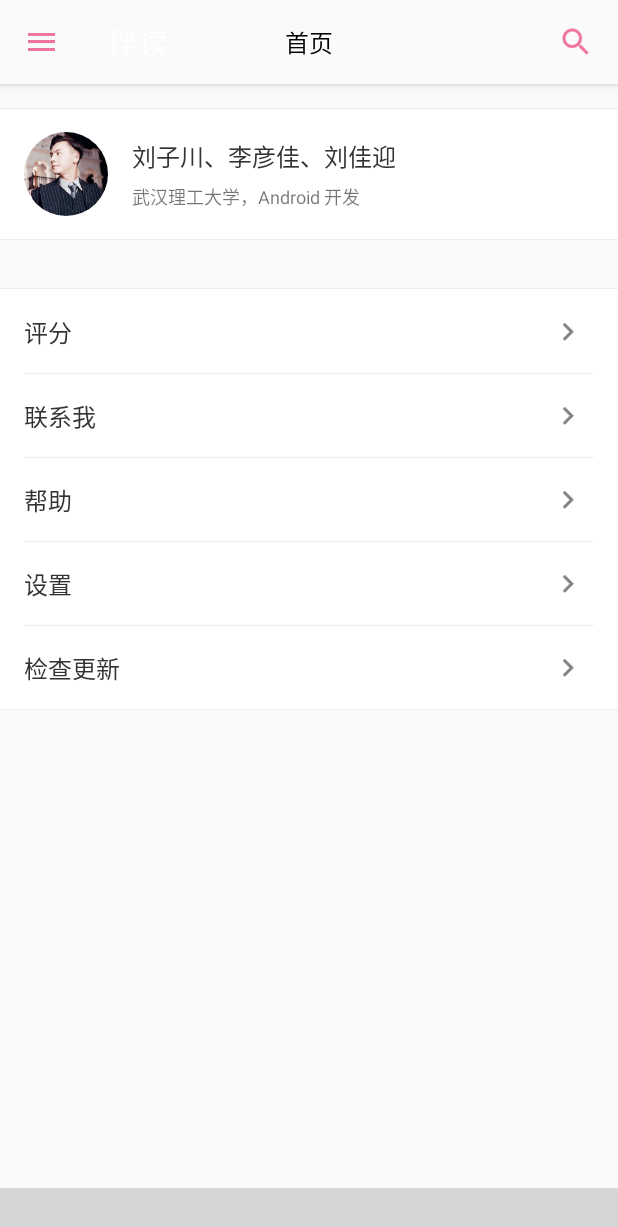
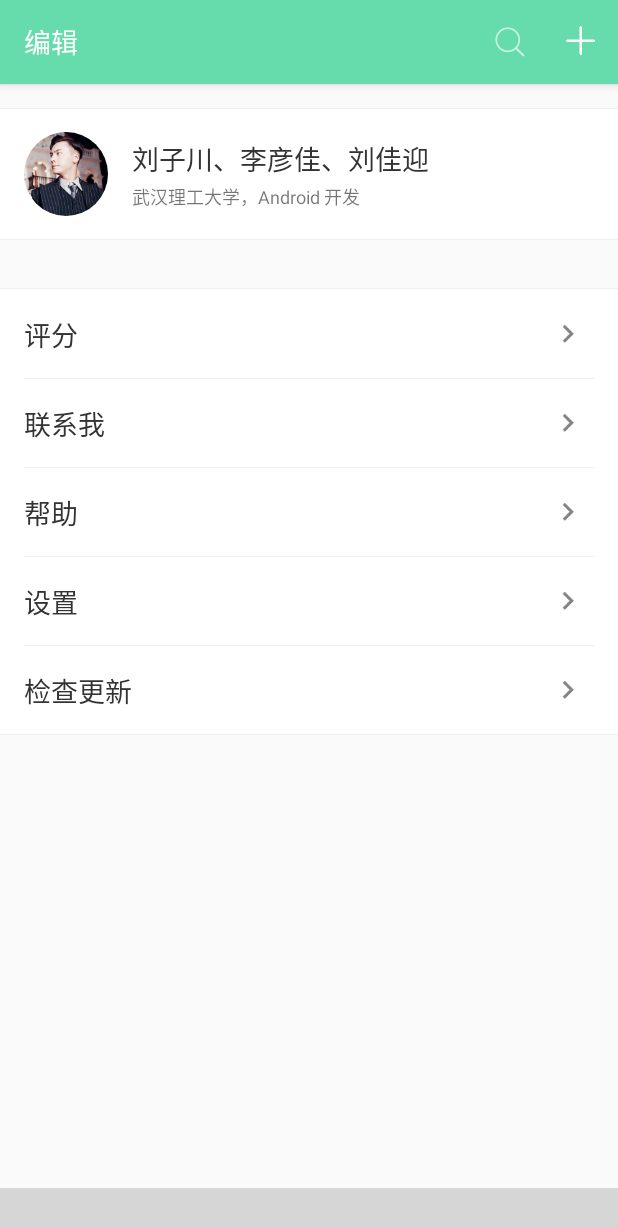
Before and after one commit to zichuan-liu/ReadPartner, an Android app: the fragment AboutFragment placed in its activity, after a tap on an icon or button, on a phone screen of 412 x 824 dp. Shown: the top 1227 px of the screen. Run offline under Robolectric (Android 15) with nearby library versions, the phone set to English and light mode, and no system bars; our stand-ins replace ButterKnife, CircleImageView, Picasso; libraries missing offline, so code that uses them is left out: com.ashokvarma.bottomnavigation, com.bartoszlipinski.recyclerviewheader, com.yqritc.recyclerviewflexibledivider, de.greenrobot.event; plain views replace BottomNavigationBar; pictures from the network do not load; 7 statements that could not run were skipped; grey boxes are pictures that could not be loaded.

Commit message:
首页标签栏实现

```diff
--- a/Tuikan/app/src/main/java/com/grace/zhihunews/ui/activity/MainActivity.java
+++ b/Tuikan/app/src/main/java/com/grace/zhihunews/ui/activity/MainActivity.java
@@ -6,6 +6,7 @@ import android.os.Bundle;
 import android.support.v7.widget.Toolbar;
 import android.view.Menu;
 import android.view.MenuItem;
+import android.widget.Button;
 import android.widget.TextView;
 
 import com.ashokvarma.bottomnavigation.BottomNavigationBar;
@@ -25,7 +26,7 @@ public class MainActivity extends BaseActivity {
     @BindView(R.id.toolbar)
     Toolbar toolbar;
     @BindView(R.id.toolbar_title)
-    TextView toolbarTitle;
+    Button toolbarTitle;
     @BindView(R.id.bottom_navigation_bar)
     BottomNavigationBar mBottomNavigationBar;
 
@@ -44,12 +45,8 @@ public class MainActivity extends BaseActivity {
     protected void initViews(Bundle savedInstanceState) {
         setContentView(R.layout.activity_main);
         ButterKnife.bind(this);
+        toolbar.setTitle("");
         setSupportActionBar(toolbar);
-        try {
-            getSupportActionBar().setDisplayShowHomeEnabled(true);
-        } catch (NullPointerException e) {
-            e.printStackTrace();
-        }
         mBottomNavigationBar.setMode(BottomNavigationBar.MODE_FIXED);
         mBottomNavigationBar.setBackgroundStyle(BottomNavigationBar.BACKGROUND_STYLE_STATIC)
                 .addItem(new BottomNavigationItem(R.mipmap.ic_main, "首页").setInActiveColorResource(R.color.grey).setActiveColorResource(R.color.item_green))
@@ -63,7 +60,7 @@ public class MainActivity extends BaseActivity {
             public void onTabSelected(int position) {
                 switch (position) {
                     case 0:
-                        toolbarTitle.setText(R.string.MainActivity_title_news);
+                        toolbarTitle.setText(R.string.MainActivity_title_edit);
                         showFragment(0);
                         break;
                     case 1:
@@ -92,7 +89,7 @@ public class MainActivity extends BaseActivity {
 
             }
         });
-        toolbarTitle.setText(R.string.MainActivity_title_news);
+        toolbarTitle.setText(R.string.MainActivity_title_edit);
         showFragment(0);
     }
 
@@ -116,9 +113,9 @@ public class MainActivity extends BaseActivity {
         int id = item.getItemId();
 
         //noinspection SimplifiableIfStatement
-        if (id == R.id.action_search) {
-            return true;
-        }
+//        if (id == R.id.action_search) {
+//            return true;
+//        }
 
         return super.onOptionsItemSelected(item);
     }
--- a/Tuikan/app/src/main/res/layout/activity_main.xml
+++ b/Tuikan/app/src/main/res/layout/activity_main.xml
@@ -10,24 +10,23 @@
     <android.support.design.widget.AppBarLayout
         android:layout_width="match_parent"
         android:layout_height="wrap_content"
-        android:theme="@style/AppTheme.AppBarOverlay">
+        android:theme="@style/ThemeOverlay.AppCompat.Light">
 
         <android.support.v7.widget.Toolbar
             android:id="@+id/toolbar"
             android:layout_width="match_parent"
             android:layout_height="?attr/actionBarSize"
-            android:background="?attr/colorPrimary"
-            android:navigationIcon="@mipmap/ic_navigation"
-            app:navigationIcon="@mipmap/ic_navigation"
-            app:popupTheme="@style/AppTheme.PopupOverlay" >
-
-            <TextView
+            android:background="@color/item_green">
+            <Button
                 android:id="@+id/toolbar_title"
                 android:layout_width="wrap_content"
                 android:layout_height="wrap_content"
-                android:layout_gravity="center"
+                android:layout_gravity="start"
+                android:background="?android:attr/selectableItemBackgroundBorderless"
+                android:minHeight="0dp"
+                android:minWidth="0dp"
                 android:singleLine="true"
-                android:textColor="@color/md_black_1000"
+                android:textColor="@color/white"
                 android:textSize="@dimen/font_size_normal_high"/>
         </android.support.v7.widget.Toolbar>
     </android.support.design.widget.AppBarLayout>
--- a/Tuikan/app/src/main/res/menu/menu_main.xml
+++ b/Tuikan/app/src/main/res/menu/menu_main.xml
@@ -3,8 +3,17 @@
     xmlns:tools="http://schemas.android.com/tools"
     tools:context=".ui.activity.MainActivity">
     <item
+        android:title=""
         android:id="@+id/action_search"
+        android:orderInCategory="80"
+        app:showAsAction="ifRoom"
+        android:icon="@mipmap/ic_search"
+        />
+    <item
+        android:title=""
+        android:id="@+id/action_search2"
         android:orderInCategory="100"
-        app:showAsAction="always"
-        android:icon="@mipmap/ic_search"/>
+        app:showAsAction="ifRoom"
+        android:icon="@mipmap/ic_add"
+        />
 </menu>
--- a/Tuikan/app/src/main/res/values/dimens.xml
+++ b/Tuikan/app/src/main/res/values/dimens.xml
@@ -12,7 +12,7 @@
     <dimen name="font_size_tiny">10sp</dimen>
     <dimen name="font_size_small">12sp</dimen>
     <dimen name="font_size_normal">14sp</dimen>
-    <dimen name="font_size_normal_high">16sp</dimen>
+    <dimen name="font_size_normal_high">18sp</dimen>
     <dimen name="font_size_large">18sp</dimen>
     <dimen name="font_size_large_high">20sp</dimen>
     <dimen name="font_size_xlarge">22sp</dimen>
--- a/Tuikan/app/src/main/res/values/strings.xml
+++ b/Tuikan/app/src/main/res/values/strings.xml
@@ -2,9 +2,9 @@
     <string name="app_name">伴读</string>
     <string name="action_settings">Settings</string>
 
-    <string name="MainActivity_title_news">首页</string>
-    <string name="MainActivity_title_photo">发现</string>
-    <string name="MainActivity_title_video">世界</string>
+    <string name="MainActivity_title_edit">编辑</string>
+    <string name="MainActivity_title_photo"></string>
+    <string name="MainActivity_title_video"></string>
     <string name="MainActivity_title_about">我的</string>
 
     <string name="PhotoActivity_action_wallpaper">设为壁纸</string>
```
Also changed, not shown: Tuikan/app/src/main/res/mipmap-hdpi/ic_search.png, Tuikan/app/src/main/res/mipmap-mdpi/ic_search.png, Tuikan/app/src/main/res/mipmap-xhdpi/ic_search.png, Tuikan/app/src/main/res/mipmap-xxhdpi/ic_add.png (added), Tuikan/app/src/main/res/mipmap-xxhdpi/ic_search.png.
